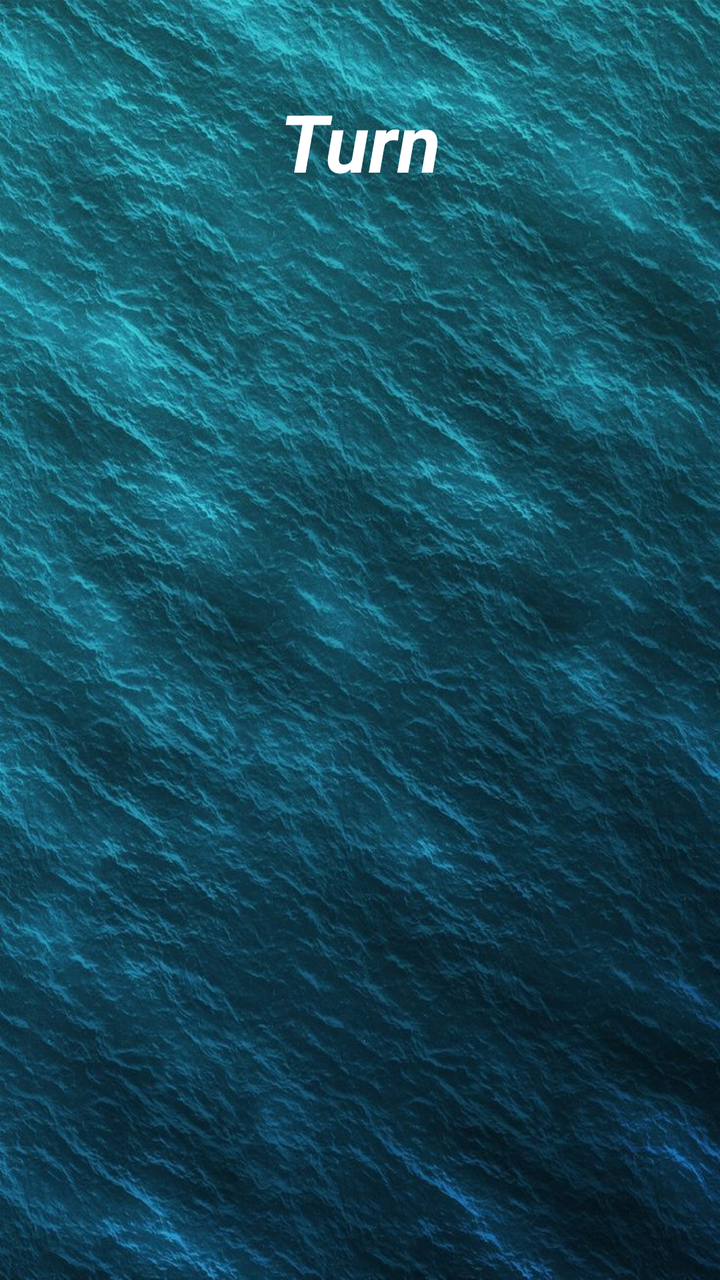
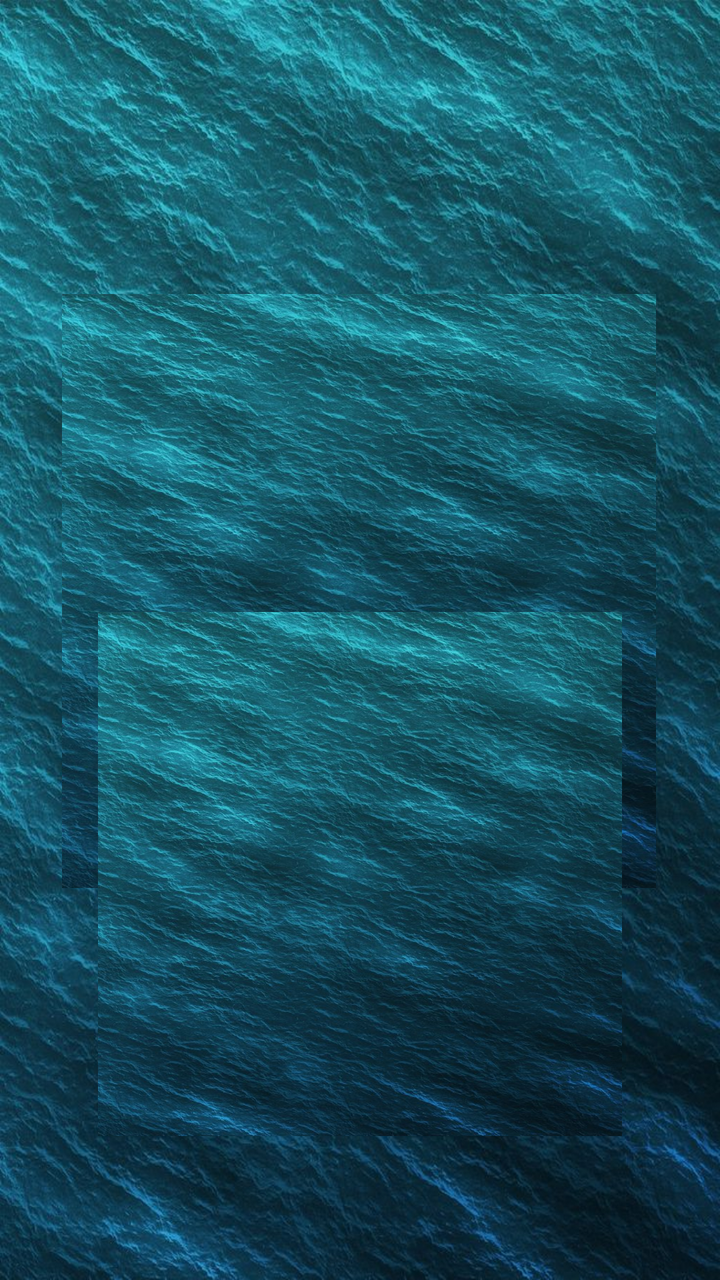

Two renders of the same Android screen: before a commit and after it. Below are the layout's source before the change and the commit's diff.
<!-- AndroidManifest.xml: application theme Theme.BattleshipClient -->
<!-- res/layout/activity_leaderboard_and_stats.xml -->
<?xml version="1.0" encoding="utf-8"?>
<androidx.constraintlayout.widget.ConstraintLayout xmlns:android="http://schemas.android.com/apk/res/android"
    xmlns:app="http://schemas.android.com/apk/res-auto"
    xmlns:tools="http://schemas.android.com/tools"
    android:id="@+id/main"
    android:layout_width="match_parent"
    android:layout_height="match_parent"
    android:background="@drawable/sea_water_background"
    tools:context=".leaderboardAndStats">

    <TextView
        android:id="@+id/turn"
        android:layout_width="0dp"
        android:layout_height="59dp"
        android:layout_marginTop="44dp"
        android:text="Turn"
        android:textAlignment="center"
        android:textColor="@color/white"
        android:textSize="40sp"
        android:textStyle="bold|italic"
        app:autoSizeMaxTextSize="50sp"
        app:autoSizeMinTextSize="20sp"
        app:layout_constraintEnd_toEndOf="parent"
        app:layout_constraintHorizontal_bias="0.0"
        app:layout_constraintStart_toStartOf="parent"
        app:layout_constraintTop_toTopOf="parent" />

    <GridView
        android:id="@+id/myBoard"
        android:layout_width="0dp"
        android:layout_height="297dp"
        android:layout_marginTop="44dp"
        android:background="#@drawable/sea_water_background"
        android:columnWidth="40dp"
        android:gravity="center"
        android:horizontalSpacing="1dp"
        android:numColumns="auto_fit"
        android:stretchMode="columnWidth"
        android:verticalSpacing="1dp"
        app:layout_constraintDimensionRatio="1:1"
        app:layout_constraintEnd_toEndOf="parent"
        app:layout_constraintHorizontal_bias="0.49"
        app:layout_constraintStart_toStartOf="parent"
        app:layout_constraintTop_toBottomOf="@+id/turn"
         />

    <GridView
        android:id="@+id/rivalBoard"
        android:layout_width="0dp"
        android:layout_height="262dp"
        android:layout_marginBottom="72dp"
        android:background="#@drawable/sea_water_background"
        android:columnWidth="40dp"
        android:gravity="center"
        android:horizontalSpacing="1dp"
        android:numColumns="auto_fit"
        android:stretchMode="columnWidth"
        android:verticalSpacing="1dp"
        app:layout_constraintBottom_toBottomOf="parent"
        app:layout_constraintDimensionRatio="1:1"
        app:layout_constraintEnd_toEndOf="parent"
        app:layout_constraintStart_toStartOf="parent" />



</androidx.constraintlayout.widget.ConstraintLayout>
<!-- resources referenced by this layout -->
<resources>
  <color name="white">#FFFFFFFF</color>
  <!-- drawable sea_water_background: jpg bitmap (drawable, 176063 bytes) -->
  <style name="Theme.BattleshipClient" parent="Base.Theme.BattleshipClient" />
  <style name="Base.Theme.BattleshipClient" parent="Theme.Material3.DayNight.NoActionBar">
          <item name="colorPrimary">@color/black</item>
          
          
      </style>
  <color name="black">#FF000000</color>
</resources>

<!-- the commit's change to res/layout/activity_leaderboard_and_stats.xml (unified diff, before → after) -->
@@ -13,7 +13,6 @@
         android:layout_width="0dp"
         android:layout_height="59dp"
         android:layout_marginTop="44dp"
-        android:text="Turn"
         android:textAlignment="center"
         android:textColor="@color/white"
         android:textSize="40sp"
@@ -30,7 +29,7 @@
         android:layout_width="0dp"
         android:layout_height="297dp"
         android:layout_marginTop="44dp"
-        android:background="#@drawable/sea_water_background"
+        android:background="@drawable/sea_water_background"
         android:columnWidth="40dp"
         android:gravity="center"
         android:horizontalSpacing="1dp"
@@ -49,7 +48,7 @@
         android:layout_width="0dp"
         android:layout_height="262dp"
         android:layout_marginBottom="72dp"
-        android:background="#@drawable/sea_water_background"
+        android:background="@drawable/sea_water_background"
         android:columnWidth="40dp"
         android:gravity="center"
         android:horizontalSpacing="1dp"
